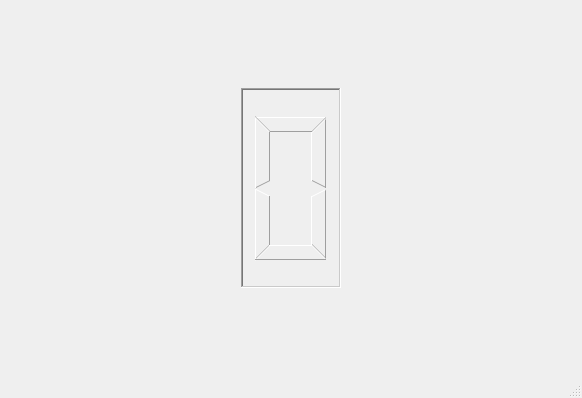
Above: server/mainwindow.ui from IlsMin/test_IV before the change. Below: the same form after it.
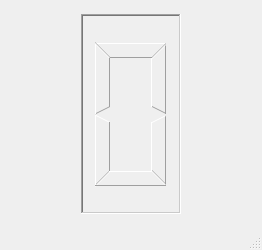
That is the form after the change.

```diff
--- a/server/mainwindow.ui
+++ b/server/mainwindow.ui
@@ -6,10 +6,16 @@
    <rect>
     <x>0</x>
     <y>0</y>
-    <width>582</width>
-    <height>398</height>
+    <width>262</width>
+    <height>250</height>
    </rect>
   </property>
+  <property name="minimumSize">
+   <size>
+    <width>120</width>
+    <height>250</height>
+   </size>
+  </property>
   <property name="windowTitle">
    <string>MainWindow</string>
   </property>
@@ -44,6 +50,9 @@
         <height>200</height>
        </size>
       </property>
+      <property name="styleSheet">
+       <string notr="true">color: green</string>
+      </property>
       <property name="frameShape">
        <enum>QFrame::WinPanel</enum>
       </property>
```
